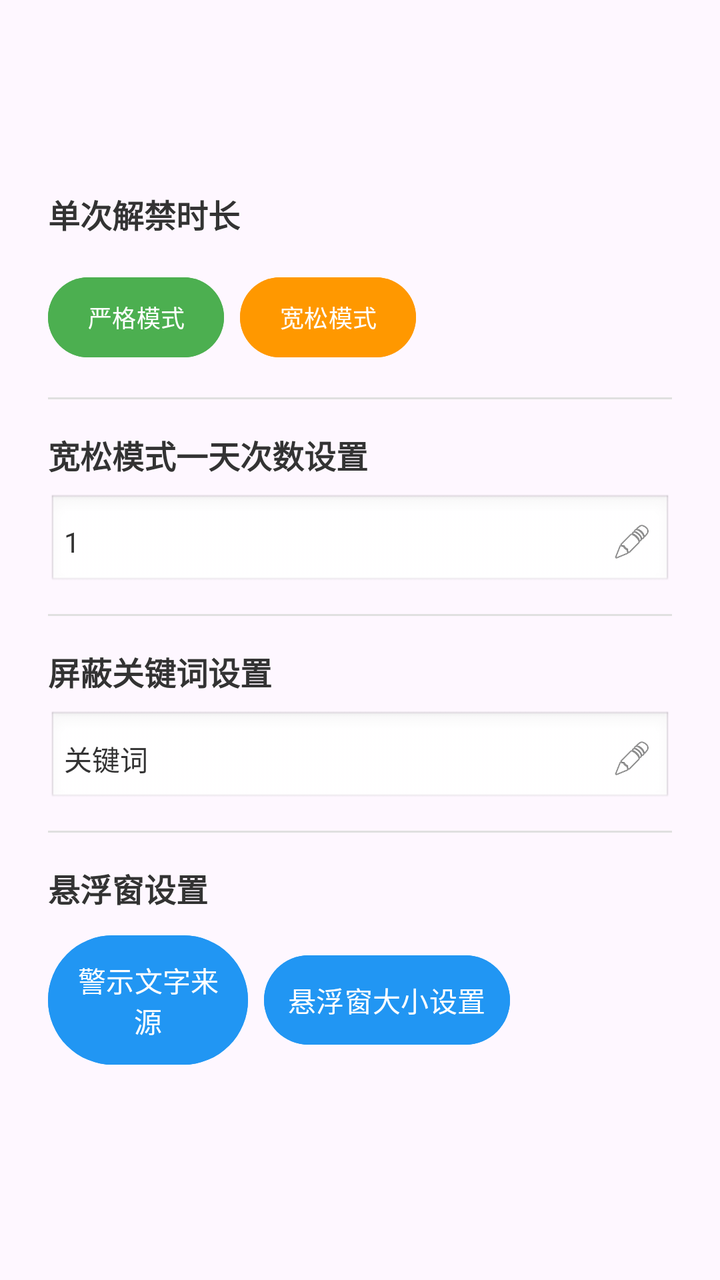
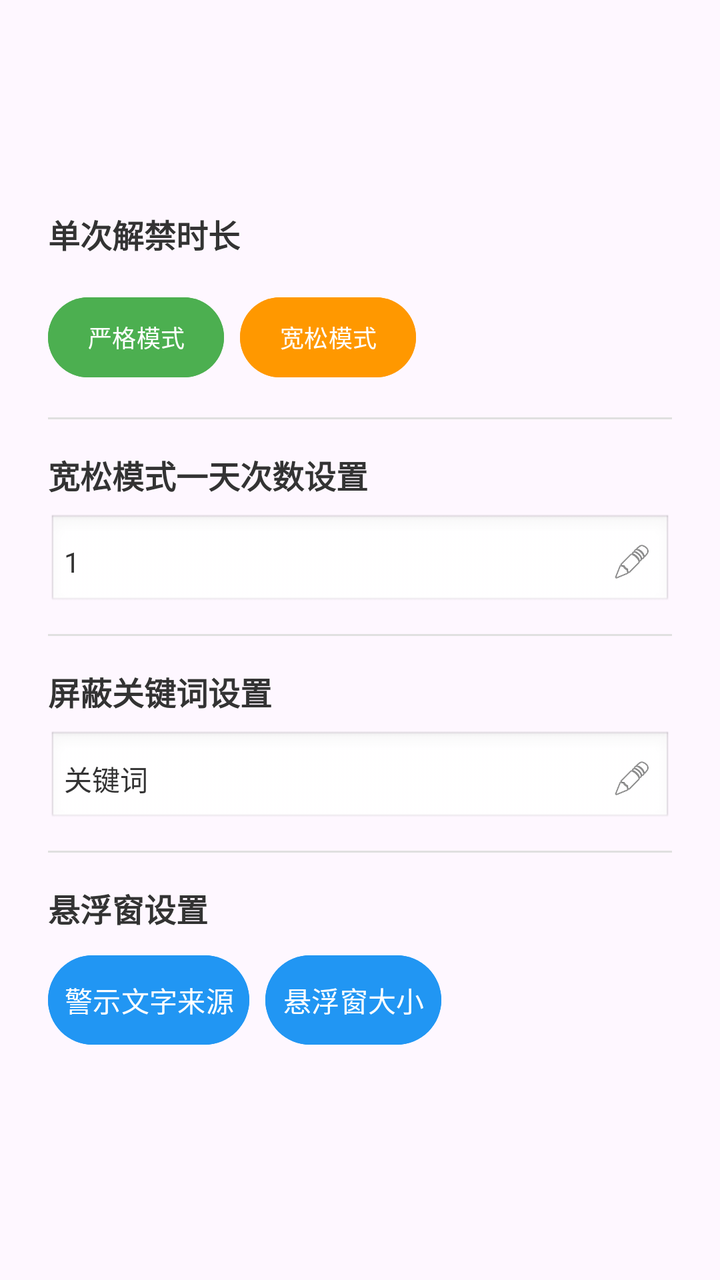

Before-and-after screenshots of an Android layout around one commit, followed by the original layout XML and the change that was made.
<!-- AndroidManifest.xml: application theme Theme.Basic -->
<!-- res/layout/dialog_time_setting.xml -->
<?xml version="1.0" encoding="utf-8"?>
<LinearLayout xmlns:android="http://schemas.android.com/apk/res/android"
    android:layout_width="match_parent"
    android:layout_height="wrap_content"
    android:orientation="vertical"
    android:padding="24dp"
    android:gravity="center">

    <TextView
        android:layout_width="wrap_content"
        android:layout_height="wrap_content"
        android:layout_marginBottom="16dp"
        android:layout_gravity="start"
        android:rotationX="0"
        android:text="单次解禁时长"
        android:textColor="#333333"
        android:textStyle="bold"
        android:textSize="16sp" />

    <LinearLayout
        android:layout_width="match_parent"
        android:layout_height="wrap_content"
        android:orientation="horizontal"
        android:layout_marginBottom="16dp">

        <Button
            android:id="@+id/btn_strict_mode"
            android:layout_width="wrap_content"
            android:layout_height="wrap_content"
            android:layout_weight="0"
            android:text="严格模式"
            android:textSize="12sp"
            android:padding="8dp"
            android:backgroundTint="#4CAF50"
            android:textColor="#FFFFFF"
            android:layout_marginEnd="4dp" />

        <Button
            android:id="@+id/btn_relaxed_mode"
            android:layout_width="wrap_content"
            android:layout_height="wrap_content"
            android:layout_weight="0"
            android:text="宽松模式"
            android:textSize="12sp"
            android:padding="8dp"
            android:backgroundTint="#FF9800"
            android:textColor="#FFFFFF"
            android:layout_marginStart="4dp" />

    </LinearLayout>

    
    <View
        android:layout_width="match_parent"
        android:layout_height="1dp"
        android:background="#E0E0E0"
        android:layout_marginBottom="16dp" />

    
    <TextView
        android:layout_width="wrap_content"
        android:layout_height="wrap_content"
        android:layout_gravity="start"
        android:text="宽松模式一天次数设置"
        android:textSize="16sp"
        android:textColor="#333333"
        android:textStyle="bold"
        android:layout_marginBottom="8dp" />

    
    <LinearLayout
        android:layout_width="match_parent"
        android:layout_height="wrap_content"
        android:orientation="horizontal"
        android:gravity="center_vertical"
        android:layout_marginBottom="12dp">

                 
         <LinearLayout
             android:id="@+id/layout_relaxed_count_display"
             android:layout_width="match_parent"
             android:layout_height="wrap_content"
             android:layout_gravity="start"
             android:orientation="horizontal"
             android:gravity="center_vertical"
             android:padding="8dp"
             android:background="@android:drawable/edit_text">

             <TextView
                 android:id="@+id/tv_relaxed_count_display"
                 android:layout_width="0dp"
                 android:layout_height="wrap_content"
                 android:layout_weight="1"
                 android:layout_marginEnd="8dp"
                 android:text="1"
                 android:textSize="14sp"
                 android:textColor="#333333" />

             <ImageView
                 android:id="@+id/iv_edit_relaxed_count"
                 android:layout_width="24dp"
                 android:layout_height="24dp"
                 android:src="@android:drawable/ic_menu_edit"
                 android:background="?android:attr/selectableItemBackgroundBorderless"
                 android:padding="2dp"
                 android:contentDescription="编辑" />

         </LinearLayout>

        
        <LinearLayout
            android:id="@+id/layout_relaxed_count_edit"
            android:layout_width="0dp"
            android:layout_height="wrap_content"
            android:layout_weight="1"
            android:orientation="horizontal"
            android:gravity="center_vertical"
            android:visibility="gone">

            <EditText
                android:id="@+id/et_relaxed_limit_count"
                android:layout_width="40dp"
                android:layout_height="wrap_content"
                android:layout_weight="0.6"
                android:hint="输入1~3的数字"
                android:inputType="number"
                android:maxLength="1"
                android:padding="8dp"
                android:textSize="16sp"
                android:background="@android:drawable/edit_text"
                android:layout_marginEnd="8dp" />

            <TextView
                android:id="@+id/iv_save_relaxed_count"
                android:layout_width="40dp"
                android:layout_height="24dp"
                android:text="✅"
                android:textSize="18sp"
                android:textColor="#4CAF50"
                android:gravity="center"
                android:background="?android:attr/selectableItemBackgroundBorderless"
                android:padding="2dp"
                android:contentDescription="保存" />

        </LinearLayout>

    </LinearLayout>

    
    <View
        android:layout_width="match_parent"
        android:layout_height="1dp"
        android:background="#E0E0E0"
        android:layout_marginBottom="16dp" />

    
    <TextView
        android:layout_width="wrap_content"
        android:layout_height="wrap_content"
        android:layout_gravity="start"
        android:text="屏蔽关键词设置"
        android:textSize="16sp"
        android:textColor="#333333"
        android:textStyle="bold"
        android:layout_marginBottom="8dp" />

    
    <LinearLayout
        android:layout_width="match_parent"
        android:layout_height="wrap_content"
        android:orientation="horizontal"
        android:gravity="center_vertical"
        android:layout_marginBottom="12dp">

                 
         <LinearLayout
             android:id="@+id/layout_target_word_display"
             android:layout_width="match_parent"
             android:layout_height="wrap_content"
             android:layout_gravity="start"
             android:orientation="horizontal"
             android:gravity="center_vertical"
             android:padding="8dp"
             android:background="@android:drawable/edit_text">

             <TextView
                 android:id="@+id/tv_target_word_display"
                 android:layout_width="0dp"
                 android:layout_height="wrap_content"
                 android:layout_weight="1"
                 android:layout_marginEnd="8dp"
                 android:text="关键词"
                 android:textSize="14sp"
                 android:textColor="#333333"
                 android:ellipsize="end"
                 android:maxLines="2" />

             <ImageView
                 android:id="@+id/iv_edit_target_word"
                 android:layout_width="24dp"
                 android:layout_height="24dp"
                 android:src="@android:drawable/ic_menu_edit"
                 android:background="?android:attr/selectableItemBackgroundBorderless"
                 android:padding="2dp"
                 android:contentDescription="编辑" />

         </LinearLayout>

        
        <LinearLayout
            android:id="@+id/layout_target_word_edit"
            android:layout_width="0dp"
            android:layout_height="wrap_content"
            android:layout_weight="1"
            android:orientation="horizontal"
            android:gravity="center_vertical"
            android:visibility="gone">

            <EditText
                android:id="@+id/et_target_word"
                android:layout_width="0dp"
                android:layout_height="wrap_content"
                android:layout_weight="1"
                android:hint="若多个关键词需空格分隔"
                android:inputType="text"
                android:maxLength="50"
                android:padding="8dp"
                android:textSize="16sp"
                android:background="@android:drawable/edit_text"
                android:layout_marginEnd="8dp" />

            <TextView
                android:id="@+id/iv_save_target_word"
                android:layout_width="40dp"
                android:layout_height="24dp"
                android:text="✅"
                android:textSize="18sp"
                android:textColor="#4CAF50"
                android:gravity="center"
                android:background="?android:attr/selectableItemBackgroundBorderless"
                android:padding="2dp"
                android:contentDescription="保存" />

        </LinearLayout>

    </LinearLayout>

    
    <View
        android:layout_width="match_parent"
        android:layout_height="1dp"
        android:background="#E0E0E0"
        android:layout_marginBottom="16dp" />

    
    <TextView
        android:layout_width="wrap_content"
        android:layout_height="wrap_content"
        android:layout_gravity="start"
        android:text="悬浮窗设置"
        android:textSize="16sp"
        android:textColor="#333333"
        android:textStyle="bold"
        android:layout_marginBottom="8dp" />

    <LinearLayout
        android:layout_width="match_parent"
        android:layout_height="wrap_content"
        android:layout_marginBottom="8dp"
        android:gravity="center_vertical"
        android:orientation="horizontal">

        <Button
            android:id="@+id/btn_change_floating_text_source"
            android:layout_width="100dp"
            android:layout_height="wrap_content"
            android:text="警示文字来源"
            android:textSize="14sp"
            android:padding="12dp"
            android:backgroundTint="#2196F3"
            android:textColor="#FFFFFF" />

        <Button
            android:id="@+id/btn_floating_size_settings"
            android:layout_width="wrap_content"
            android:layout_height="wrap_content"
            android:layout_marginStart="8dp"
            android:text="悬浮窗大小设置"
            android:textSize="14sp"
            android:padding="12dp"
            android:backgroundTint="#2196F3"
            android:textColor="#FFFFFF" />

    </LinearLayout>

</LinearLayout>
<!-- resources referenced by this layout -->
<resources>
  <style name="Theme.Basic" parent="Base.Theme.Basic" />
  <style name="Base.Theme.Basic" parent="Theme.Material3.DayNight.NoActionBar">
          
          
      </style>
</resources>

<!-- the commit's change to res/layout/dialog_time_setting.xml (unified diff, before → after) -->
@@ -272,11 +272,15 @@
 
         <Button
             android:id="@+id/btn_change_floating_text_source"
-            android:layout_width="100dp"
+            android:layout_width="wrap_content"
             android:layout_height="wrap_content"
             android:text="警示文字来源"
             android:textSize="14sp"
-            android:padding="12dp"
+            android:singleLine="true"
+            android:paddingStart="8dp"
+            android:paddingTop="12dp"
+            android:paddingEnd="8dp"
+            android:paddingBottom="12dp"
             android:backgroundTint="#2196F3"
             android:textColor="#FFFFFF" />
 
@@ -285,9 +289,13 @@
             android:layout_width="wrap_content"
             android:layout_height="wrap_content"
             android:layout_marginStart="8dp"
-            android:text="悬浮窗大小设置"
+            android:text="悬浮窗大小"
             android:textSize="14sp"
-            android:padding="12dp"
+            android:singleLine="true"
+            android:paddingStart="8dp"
+            android:paddingTop="12dp"
+            android:paddingEnd="8dp"
+            android:paddingBottom="12dp"
             android:backgroundTint="#2196F3"
             android:textColor="#FFFFFF" />
 
